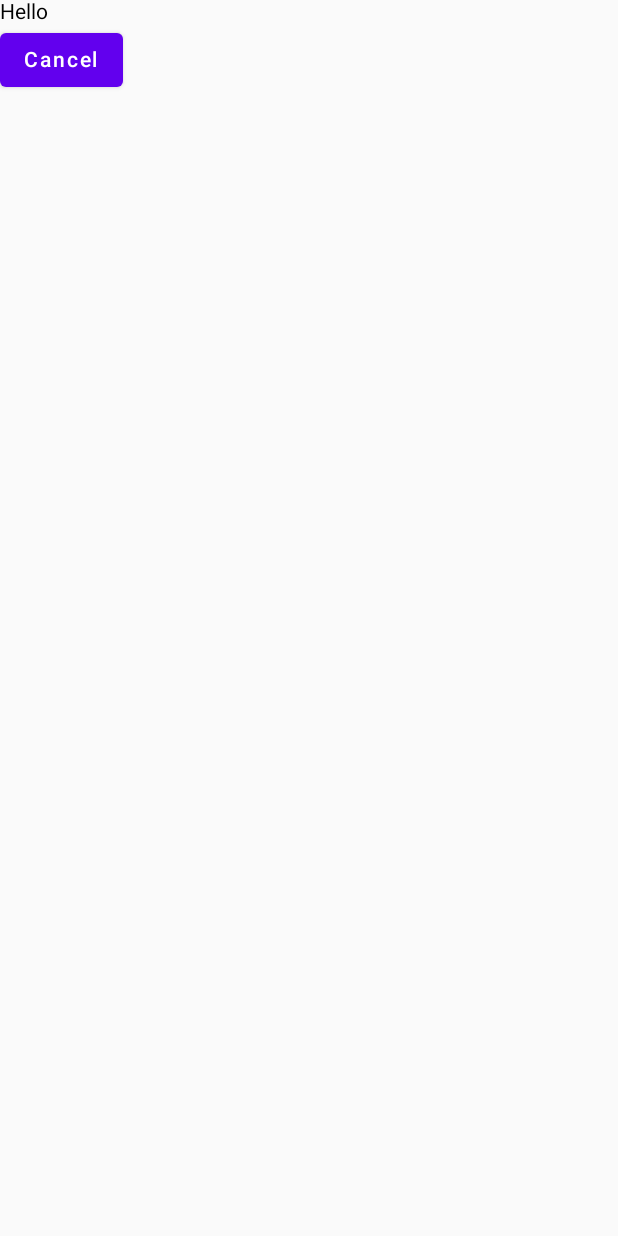
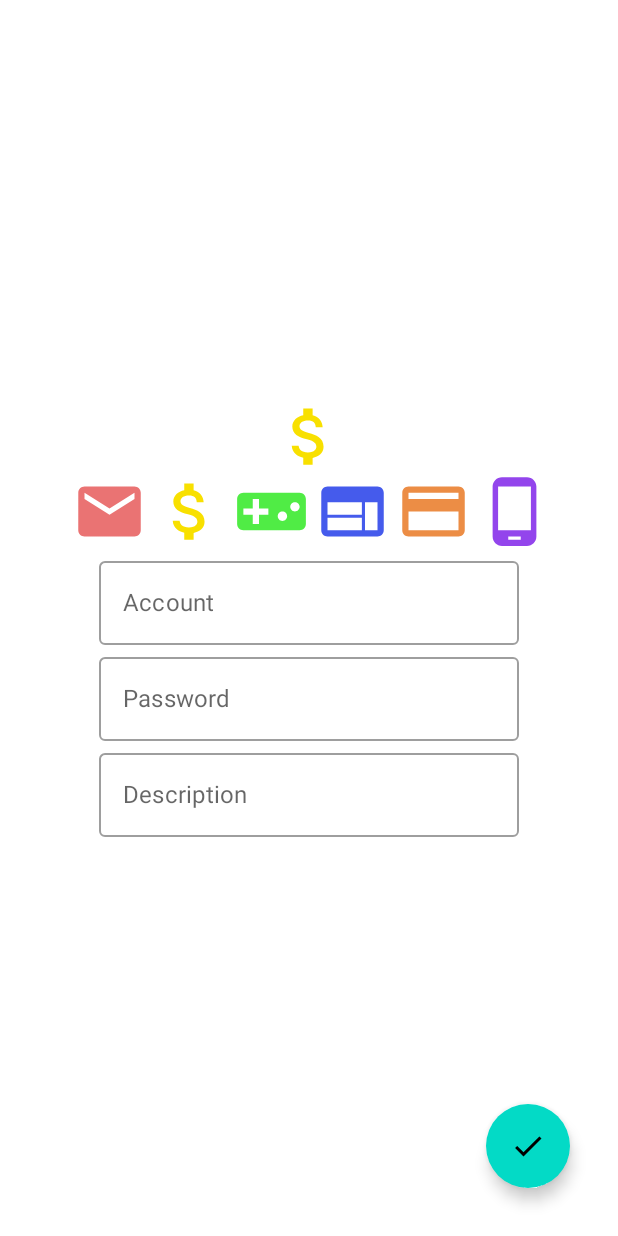
Before and after one commit to lihancoding/MyAccounts, an Android app built with Jetpack Compose: the AccountInsertScreen screen opened through its navigation route, on a phone screen of 412 x 824 dp. Run offline under Robolectric (Android 15) with nearby library versions, the phone set to English and light mode, and no system bars; our stand-ins replace Dagger/Hilt's generated code; libraries missing offline, so code that uses them is left out: com.wajahatkarim.flippable.

Commit message:
insert ok , need check watch icon ,

```diff
--- a/app/src/main/java/com/lihan/myaccounts/Navigation.kt
+++ b/app/src/main/java/com/lihan/myaccounts/Navigation.kt
@@ -23,7 +23,7 @@ fun Navigation(mainActivity: MainActivity) {
             AccountListScreen(navController)
         }
         composable(route = Screen.AccountInsertScreen.route){
-            AccountInsertScreen(navController)
+            AccountInsertScreen()
         }
     }
 
--- a/app/src/main/java/com/lihan/myaccounts/data/AccountType.kt
+++ b/app/src/main/java/com/lihan/myaccounts/data/AccountType.kt
@@ -1,11 +1,13 @@
 package com.lihan.myaccounts.data
 
+import com.lihan.myaccounts.R
 
-sealed class AccountType{
-    object Mail : AccountType()
-    object Bank : AccountType()
-    object CreditCard : AccountType()
-    object Game : AccountType()
-    object Phone : AccountType()
-    object Web : AccountType()
+
+sealed class AccountType(val type : Int ){
+    object Mail : AccountType(R.drawable.ic_baseline_email_24)
+    object Bank : AccountType(R.drawable.ic_baseline_bank_24)
+    object CreditCard : AccountType(R.drawable.ic_baseline_credit_card_24)
+    object Game : AccountType(R.drawable.ic_baseline_game_24)
+    object Phone : AccountType(R.drawable.ic_baseline_phone_android_24)
+    object Web : AccountType(R.drawable.ic_baseline_web_24)
 }
--- a/app/src/main/java/com/lihan/myaccounts/mainui/AccountInsertScreen.kt
+++ b/app/src/main/java/com/lihan/myaccounts/mainui/AccountInsertScreen.kt
@@ -1,31 +1,148 @@
 package com.lihan.myaccounts.mainui
 
-import androidx.compose.foundation.layout.Column
-import androidx.compose.foundation.layout.Spacer
-import androidx.compose.foundation.layout.fillMaxSize
-import androidx.compose.foundation.layout.width
-import androidx.compose.material.Button
-import androidx.compose.material.Text
-import androidx.compose.runtime.Composable
+import androidx.compose.foundation.Image
+import androidx.compose.foundation.clickable
+import androidx.compose.foundation.layout.*
+import androidx.compose.foundation.lazy.LazyRow
+import androidx.compose.foundation.lazy.items
+import androidx.compose.foundation.text.KeyboardActionScope
+import androidx.compose.foundation.text.KeyboardActions
+import androidx.compose.foundation.text.KeyboardOptions
+import androidx.compose.material.*
+import androidx.compose.material.icons.Icons
+import androidx.compose.material.icons.filled.Add
+import androidx.compose.material.icons.filled.Done
+import androidx.compose.runtime.*
+import androidx.compose.ui.Alignment
 import androidx.compose.ui.Modifier
+import androidx.compose.ui.platform.LocalContext
+import androidx.compose.ui.res.painterResource
+import androidx.compose.ui.text.input.KeyboardType
+import androidx.compose.ui.tooling.preview.Preview
 import androidx.compose.ui.unit.dp
+import androidx.hilt.navigation.compose.hiltViewModel
 import androidx.navigation.NavController
+import com.lihan.myaccounts.R
+import com.lihan.myaccounts.Screen
+import com.lihan.myaccounts.data.Account
+import com.lihan.myaccounts.data.AccountType
+import kotlinx.coroutines.CoroutineScope
+import kotlinx.coroutines.launch
 
 @Composable
-fun AccountInsertScreen(navController: NavController) {
+fun AccountInsertScreen(
+    viewModel: AccountViewModel = hiltViewModel()
+) {
 
-    Column(
-        modifier = Modifier.fillMaxSize()
+    var textAccount by remember {
+        mutableStateOf("")
+    }
+    var textPassword by remember {
+        mutableStateOf("")
+    }
+    var textDescription by remember {
+        mutableStateOf("")
+    }
+    var accountIcon by remember {
+        mutableStateOf(R.drawable.ic_baseline_bank_24)
+    }
+    val spacerWidth = 16.dp
+    val scope = rememberCoroutineScope()
+    val typelist = listOf(
+        AccountType.Mail,
+        AccountType.Bank,
+        AccountType.Game,
+        AccountType.Web,
+        AccountType.CreditCard,
+        AccountType.Phone
+    )
+    Scaffold(
+        modifier = Modifier.fillMaxSize(),
+        floatingActionButton = {
+            FloatingActionButton(
+                modifier = Modifier.padding(16.dp),
+                onClick = {
+                    scope.launch {
+                        viewModel.insertAccount(
+                            Account(
+                                id = 0,
+                                icon = accountIcon,
+                                account = textAccount,
+                                password = textPassword,
+                                description =  textDescription,
+                                type = accountIcon.toString()
+                            )
+                        )
+                    }
+                }) {
+                Icon(Icons.Filled.Done,"")
+            }
+        }
     ) {
-        Text(text = "Hello")
-        Spacer(modifier = Modifier.width(10.dp))
-        Button(onClick = {
-            navController.popBackStack()
-        }) {
-            Text(text = "Cancel")
+        Column(
+            modifier = Modifier.fillMaxSize(),
+            verticalArrangement = Arrangement.Center,
+            horizontalAlignment = Alignment.CenterHorizontally
+        ) {
+            Image(
+                painter = painterResource(id = accountIcon),
+                contentDescription = "",
+                modifier = Modifier.size(50.dp)
+                )
+            Spacer(modifier = Modifier.width(spacerWidth))
+            Box(
+                modifier = Modifier.fillMaxWidth(),
+                contentAlignment = Alignment.Center
+            ){
+               LazyRow{
+                   items(typelist){ type->
+                       Spacer(modifier = Modifier.width(4.dp))
+                       Image(
+                           painter = painterResource(id = type.type),
+                           contentDescription = type.toString(),
+                           modifier = Modifier
+                               .size(50.dp)
+                               .clickable {
+                                   accountIcon = type.type
+                               }
+                       )
+                   }
+               }
+
+            }
+
+            Spacer(modifier = Modifier.width(spacerWidth))
+            OutlinedTextField(
+                label = { Text(text = "Account")},
+                value = textAccount,
+                onValueChange ={
+                    textAccount = it
+                }
+            )
+            Spacer(modifier = Modifier.width(spacerWidth))
+            OutlinedTextField(
+                label = { Text(text = "Password")},
+                value = textPassword,
+                onValueChange ={
+                    if (textPassword.length <4){
+                        textPassword = it
+                    }
+                },
+                keyboardOptions = KeyboardOptions(keyboardType = KeyboardType.NumberPassword)
+                )
+            Spacer(modifier = Modifier.width(spacerWidth))
+            OutlinedTextField(
+                label = { Text(text = "Description")},
+                value = textDescription,
+                onValueChange ={
+                    textDescription = it
+                })
+
+
         }
+
+
     }
 
 
-
 }
--- a/app/src/main/java/com/lihan/myaccounts/mainui/AccountListScreen.kt
+++ b/app/src/main/java/com/lihan/myaccounts/mainui/AccountListScreen.kt
@@ -41,10 +41,22 @@ fun AccountListScreen(
     viewModel: AccountViewModel = hiltViewModel()
 ) {
 
-    val scope = rememberCoroutineScope()
-    var data = remember {
+    val data = remember {
         mutableListOf<Account>()
     }
+    LaunchedEffect("",block = {
+        viewModel.accounts.collect {
+            when(it){
+                is Resource.Loading->{}
+                is Resource.Success->{
+                    data.addAll(it.data)
+                }
+                is Resource.Fail->{}
+            }
+        }
+    })
+
+
     Scaffold(
         modifier = Modifier
             .background(Color.White)
@@ -64,23 +76,6 @@ fun AccountListScreen(
             Modifier.fillMaxSize()
         ) {
             LazyColumn{
-                scope.launch {
-                    viewModel.accounts.collect {
-                        when(it){
-                            is Resource.Loading->{}
-                            is Resource.Success->{
-                                Log.d("TAG", "AccountListScreen: ")
-                               data.addAll(it.data)
-                            }
-                            is Resource.Fail->{
-                                Log.d("TAG", "AccountListScreen:  Fail")
-                                data.addAll(it.data)
-
-                            }
-                        }
-                    }
-                }
-
                 items(data){ account->
                     AccountItem(account = account)
                 }
@@ -93,14 +88,6 @@ fun AccountListScreen(
 }
 @Composable
 fun AccountItem(account : Account){
-//        val colorBackground = when(account.type){
-//            AccountType.Mail->{ Mail_Color}
-//            AccountType.Bank->{ Bank_Color}
-//            AccountType.CreditCard->{ CreditCard_Color}
-//            AccountType.Game->{ Game_Color}
-//            AccountType.Phone->{ Phone_Color}
-//            AccountType.Web->{ Web_Color}
-//        }
 
         Column(
             modifier = Modifier
@@ -132,7 +119,7 @@ fun AccountItem(account : Account){
                             )
                             Spacer(modifier = Modifier.width(8.dp))
                             Text(
-                                text = "${account.account}@#$@#$#@#$$$$%REFERFERFEF",
+                                text = "${account.account}",
                                 fontSize = 18.sp,
                                 maxLines = 1,
                                 fontFamily = FontFamily.Monospace
@@ -140,12 +127,14 @@ fun AccountItem(account : Account){
 
                         }
                     },
+
                     backSide = {
+
                         val space = rememberCoroutineScope()
                         var textValue by remember {
                             mutableStateOf("***********************")
                         }
-                        var passwrod = account.password
+                        val passwrod = account.password
                         Row(
                             Modifier.fillMaxWidth(),
                             verticalAlignment = Alignment.CenterVertically,
@@ -167,19 +156,21 @@ fun AccountItem(account : Account){
                                     .padding(10.dp)
                                     .size(55.dp)
                                     .weight(2f)
-                                    .clickable {
+                                    .clickable(onClick = {
                                         space.launch {
                                             val temp = textValue
                                             textValue = passwrod
-                                            delay(800)
+                                            delay(500)
                                             textValue = temp
                                         }
-                                    },
+                                    }),
                                 painter = painterResource(id = R.drawable.ic_baseline_watch_24),
                                 contentDescription = "watch",
                                 contentScale = ContentScale.Inside
                             )
                         }
+                    }, onFlippedListener = {
+
                     },
                     flipController = rememberFlipController()
                 )
```
Also changed, not shown: app/src/main/java/com/lihan/myaccounts/mainui/AccountViewModel.kt (+9 -3 lines).
